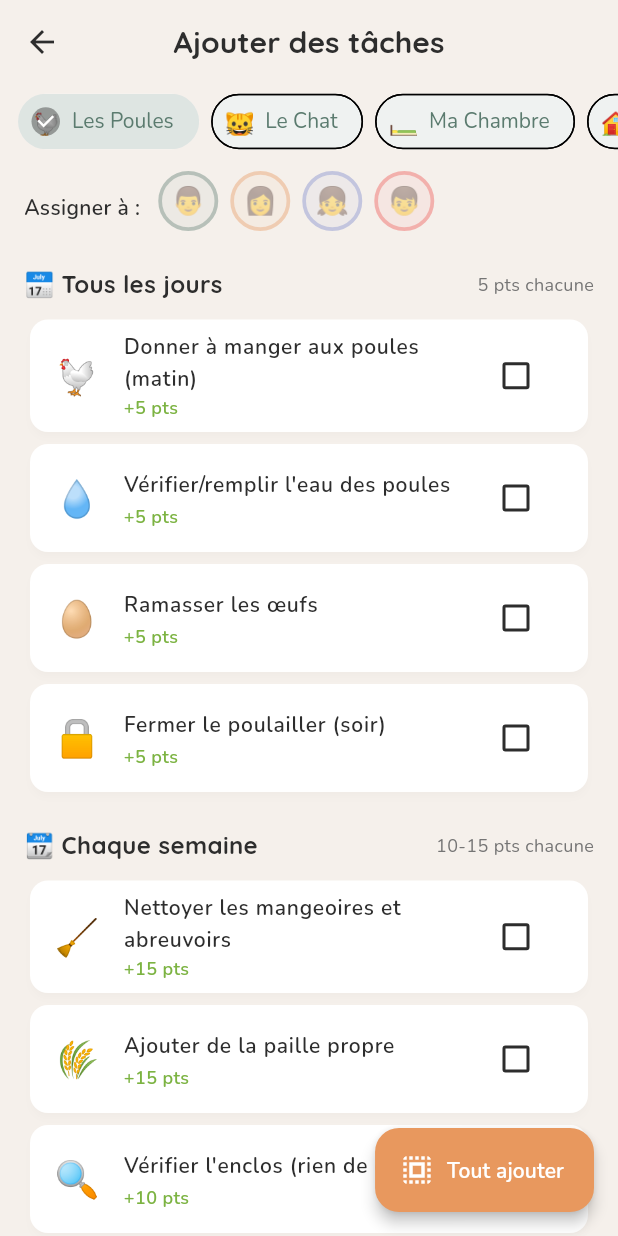
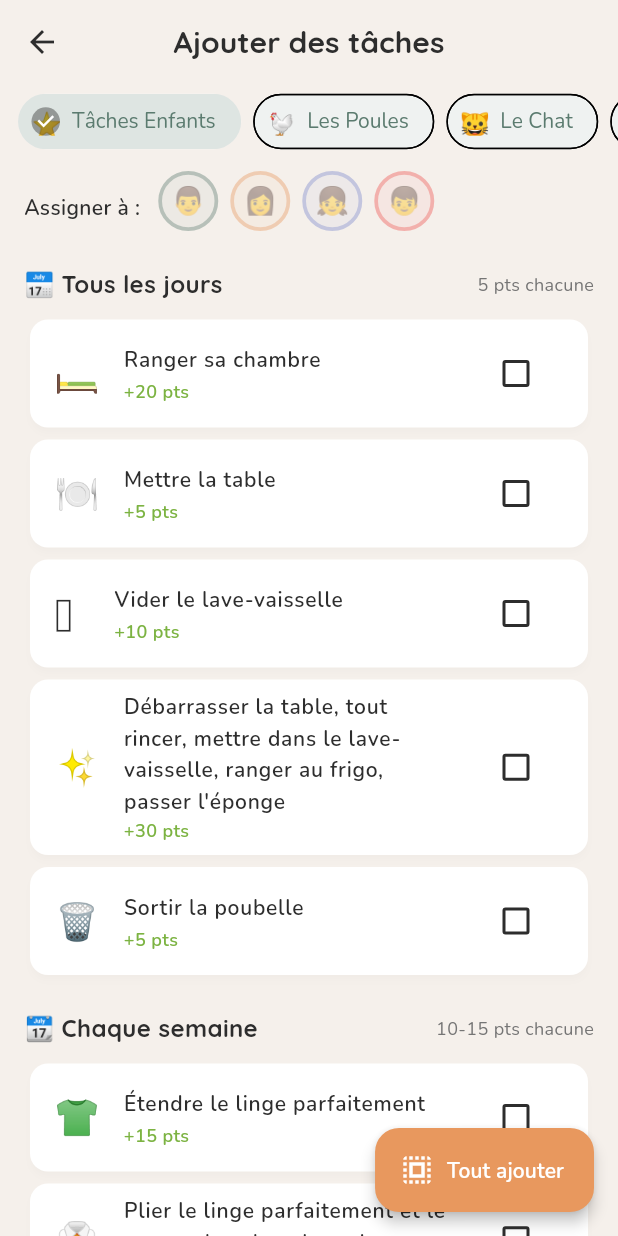
Before and after one commit to RomainVeccia/VieDeFamille, a Flutter app: the TaskTemplatesScreen screen opened directly, on a phone screen of 412 x 824 dp. Run offline on Flutter 3.47's test engine with Material 3 defaults, Android fonts, the phone set to English and light mode, and no system bars; our stand-ins replace flutter_animate, flutter_riverpod, google_fonts, image_picker, shared_preferences, table_calendar; accounts and stored records are empty.

Commit message:
[feat] Tâches enfants — barème de points personnalisé
13 tâches avec points adaptés :
- Ranger chambre (20), vider lave-vaisselle (10), mettre table (5)
- Débarrasser complet (30), étendre linge (15), plier+ranger (30)
- SdB surface (25) / à fond (50), aspirateur/étage (10)
- Poussières (10), poubelle (5), voiture (10), salon (10), jardin (10)

Co-Authored-By: Claude Opus 4.6 (1M context) <noreply@anthropic.com>

```diff
--- a/lib/core/models/family_task.dart
+++ b/lib/core/models/family_task.dart
@@ -4,7 +4,7 @@ enum TaskPriority { low, medium, high }
 
 enum TaskRecurrence { none, daily, weekly, monthly }
 
-enum TaskCategory { general, poules, chat, chambre, maison }
+enum TaskCategory { general, poules, chat, chambre, maison, enfants }
 
 /// Tâche familiale — assignable, cochable, avec points de gamification
 class FamilyTask {
--- a/lib/core/models/task_templates.dart
+++ b/lib/core/models/task_templates.dart
@@ -310,8 +310,114 @@ class TaskTemplates {
     ),
   ];
 
+  // ===== TÂCHES ENFANTS ⭐ =====
+  static const enfantsDaily = [
+    TaskTemplate(
+      title: 'Ranger sa chambre',
+      emoji: '🛏️',
+      category: TaskCategory.enfants,
+      recurrence: TaskRecurrence.daily,
+      pointsValue: 20,
+    ),
+    TaskTemplate(
+      title: 'Mettre la table',
+      emoji: '🍽️',
+      category: TaskCategory.enfants,
+      recurrence: TaskRecurrence.daily,
+      pointsValue: 5,
+    ),
+    TaskTemplate(
+      title: 'Vider le lave-vaisselle',
+      emoji: '🫧',
+      category: TaskCategory.enfants,
+      recurrence: TaskRecurrence.daily,
+      pointsValue: 10,
+    ),
+    TaskTemplate(
+      title: 'Débarrasser la table, tout rincer, mettre dans le lave-vaisselle, ranger au frigo, passer l\'éponge',
+      emoji: '✨',
+      category: TaskCategory.enfants,
+      recurrence: TaskRecurrence.daily,
+      pointsValue: 30,
+    ),
+    TaskTemplate(
+      title: 'Sortir la poubelle',
+      emoji: '🗑️',
+      category: TaskCategory.enfants,
+      recurrence: TaskRecurrence.daily,
+      pointsValue: 5,
+    ),
+  ];
+
+  static const enfantsWeekly = [
+    TaskTemplate(
+      title: 'Étendre le linge parfaitement',
+      emoji: '👕',
+      category: TaskCategory.enfants,
+      recurrence: TaskRecurrence.weekly,
+      pointsValue: 15,
+    ),
+    TaskTemplate(
+      title: 'Plier le linge parfaitement et le ranger dans les placards',
+      emoji: '👔',
+      category: TaskCategory.enfants,
+      recurrence: TaskRecurrence.weekly,
+      pointsValue: 30,
+    ),
+    TaskTemplate(
+      title: 'Nettoyer la salle de bain (en surface)',
+      emoji: '🚿',
+      category: TaskCategory.enfants,
+      recurrence: TaskRecurrence.weekly,
+      pointsValue: 25,
+    ),
+    TaskTemplate(
+      title: 'Nettoyer la salle de bain (à fond)',
+      emoji: '🧽',
+      category: TaskCategory.enfants,
+      recurrence: TaskRecurrence.weekly,
+      pointsValue: 50,
+    ),
+    TaskTemplate(
+      title: 'Passer l\'aspirateur (1 étage)',
+      emoji: '🧹',
+      category: TaskCategory.enfants,
+      recurrence: TaskRecurrence.weekly,
+      pointsValue: 10,
+    ),
+    TaskTemplate(
+      title: 'Faire les poussières',
+      emoji: '✨',
+      category: TaskCategory.enfants,
+      recurrence: TaskRecurrence.weekly,
+      pointsValue: 10,
+    ),
+    TaskTemplate(
+      title: 'Ranger le salon',
+      emoji: '🛋️',
+      category: TaskCategory.enfants,
+      recurrence: TaskRecurrence.weekly,
+      pointsValue: 10,
+    ),
+    TaskTemplate(
+      title: 'Une tâche de jardinage',
+      emoji: '🌿',
+      category: TaskCategory.enfants,
+      recurrence: TaskRecurrence.weekly,
+      pointsValue: 10,
+    ),
+    TaskTemplate(
+      title: 'Nettoyer la voiture',
+      emoji: '🚗',
+      category: TaskCategory.enfants,
+      recurrence: TaskRecurrence.weekly,
+      pointsValue: 10,
+    ),
+  ];
+
   /// Toutes les catégories avec leur label et icône
   static const categories = {
+    TaskCategory.enfants: ('Tâches Enfants', '⭐'),
     TaskCategory.poules: ('Les Poules', '🐔'),
     TaskCategory.chat: ('Le Chat', '🐱'),
     TaskCategory.chambre: ('Ma Chambre', '🛏️'),
@@ -329,6 +435,8 @@ class TaskTemplates {
         return [...chambreDaily, ...chambreWeekly, ...chambreMonthly];
       case TaskCategory.maison:
         return [...maisonDaily, ...maisonWeekly];
+      case TaskCategory.enfants:
+        return [...enfantsDaily, ...enfantsWeekly];
       case TaskCategory.general:
         return [];
     }
--- a/lib/ui/screens/task_templates_screen.dart
+++ b/lib/ui/screens/task_templates_screen.dart
@@ -19,7 +19,7 @@ class TaskTemplatesScreen extends ConsumerStatefulWidget {
 class _TaskTemplatesScreenState extends ConsumerState<TaskTemplatesScreen> {
   final Set<int> _selectedIndices = {};
   String? _assignedTo;
-  TaskCategory _currentCategory = TaskCategory.poules;
+  TaskCategory _currentCategory = TaskCategory.enfants;
 
   @override
   Widget build(BuildContext context) {
```
